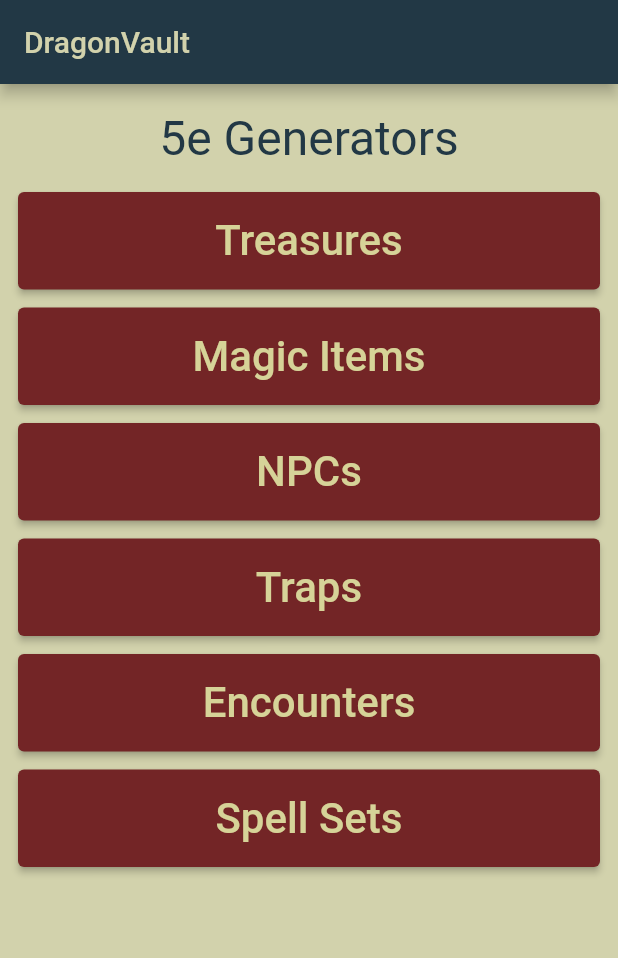
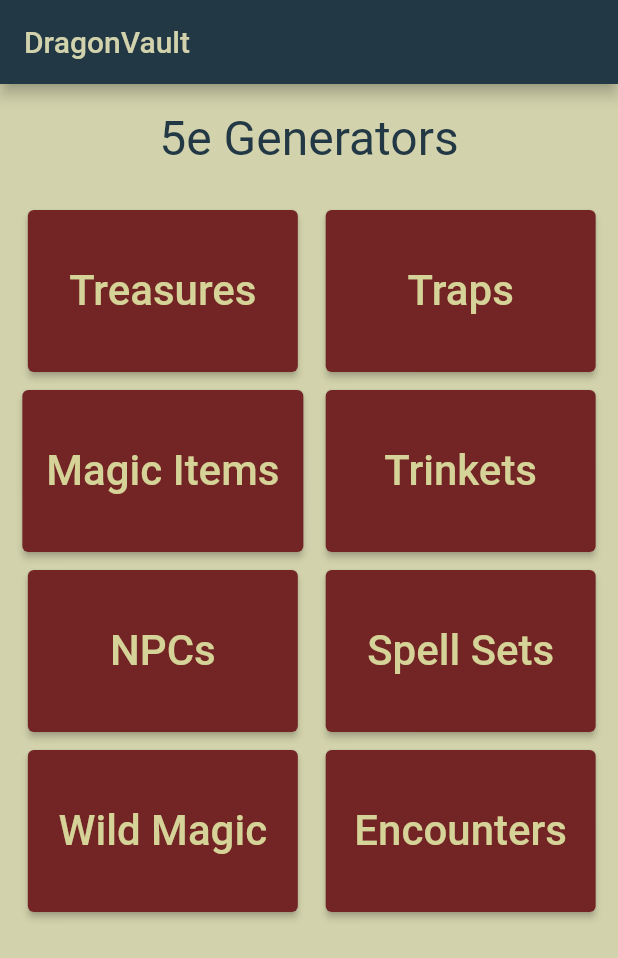
Before and after one commit to villagelder/generator5e, a Flutter app: the screen it shows after launch, after a tap on "Spell Sets", on a phone screen of 412 x 824 dp. Shown: the top 958 px of the screen. Run offline on Flutter 3.47's test engine with Material 2 defaults, Android fonts, the phone set to English and light mode, and no system bars.

Commit message:
finshed first page

```diff
--- a/lib/main.dart
+++ b/lib/main.dart
@@ -15,9 +15,10 @@ void main() {
       ),
       body: Center(
         child: ListView(
-          padding: const EdgeInsets.all(12),
           children: [
-            const SizedBox(
+           const Padding(
+             padding: EdgeInsets.all(12.0),
+             child: SizedBox(
               height: 48,
               child: Center(
                   child: Text(
@@ -28,12 +29,19 @@ void main() {
                     ),
                   )),
           ),
+           ),
+          Row(
+            mainAxisAlignment: MainAxisAlignment.spaceEvenly,
+            children: [
+              Column(
+                children: [
                   Padding(
-              padding: const EdgeInsets.fromLTRB(0.0, 12.0, 0.0, 0.0),
+                    padding: const EdgeInsets.fromLTRB(0, 12.0, 0, 0),
                     child: ElevatedButton(
                       style: ElevatedButton.styleFrom(
                           backgroundColor: const Color.fromRGBO(115, 37, 38, 1.0),
-                    padding: const EdgeInsets.all(16.0)),
+                          minimumSize: Size(180, 108),
+                         ),
                       child: const Text(
                         'Treasures',
                         style: TextStyle(
@@ -43,11 +51,12 @@ void main() {
                     ),
                   ),
                   Padding(
-              padding: const EdgeInsets.fromLTRB(0.0, 12.0, 0.0, 0.0),
+                    padding: const EdgeInsets.fromLTRB(0, 12.0, 0, 0),
                     child: ElevatedButton(
                       style: ElevatedButton.styleFrom(
                           backgroundColor: const Color.fromRGBO(115, 37, 38, 1.0),
-                    padding: const EdgeInsets.all(16.0)),
+                          minimumSize: Size(180, 108),
+                          ),
                       child: const Text(
                         'Magic Items',
                         style: TextStyle(
@@ -57,11 +66,12 @@ void main() {
                     ),
                   ),
                   Padding(
-              padding: const EdgeInsets.fromLTRB(0.0, 12.0, 0.0, 0.0),
+                    padding: const EdgeInsets.fromLTRB(0, 12.0, 0, 0),
                     child: ElevatedButton(
                       style: ElevatedButton.styleFrom(
                           backgroundColor: const Color.fromRGBO(115, 37, 38, 1.0),
-                    padding: const EdgeInsets.all(16.0)),
+                          minimumSize: Size(180, 108),
+                          ),
                       child: const Text(
                         'NPCs',
                         style: TextStyle(
@@ -71,11 +81,31 @@ void main() {
                     ),
                   ),
                   Padding(
-              padding: const EdgeInsets.fromLTRB(0.0, 12.0, 0.0, 0.0),
+                    padding: const EdgeInsets.fromLTRB(0, 12.0, 0, 0),
                     child: ElevatedButton(
                       style: ElevatedButton.styleFrom(
                           backgroundColor: const Color.fromRGBO(115, 37, 38, 1.0),
-                    padding: const EdgeInsets.all(16.0)),
+                          minimumSize: Size(180, 108),
+                          ),
+                      child: const Text(
+                        'Wild Magic',
+                        style: TextStyle(
+                            fontSize: 28, color: Color.fromRGBO(214, 211, 152, 1.0)),
+                      ),
+                      onPressed: () {},
+                    ),
+                  ),
+                ],
+              ),
+              Column(
+                children: [
+                  Padding(
+                    padding: const EdgeInsets.fromLTRB(0, 12.0, 0, 0),
+                    child: ElevatedButton(
+                      style: ElevatedButton.styleFrom(
+                          backgroundColor: const Color.fromRGBO(115, 37, 38, 1.0),
+                          minimumSize: Size(180, 108),
+                         ),
                       child: const Text(
                         'Traps',
                         style: TextStyle(
@@ -85,11 +115,42 @@ void main() {
                     ),
                   ),
                   Padding(
-              padding: const EdgeInsets.fromLTRB(0.0, 12.0, 0.0, 0.0),
+                    padding: const EdgeInsets.fromLTRB(0, 12.0, 0, 0),
                     child: ElevatedButton(
                       style: ElevatedButton.styleFrom(
                           backgroundColor: const Color.fromRGBO(115, 37, 38, 1.0),
-                    padding: const EdgeInsets.all(16.0)),
+                          minimumSize: Size(180, 108),
+                          ),
+                      child: const Text(
+                        'Trinkets',
+                        style: TextStyle(
+                            fontSize: 28, color: Color.fromRGBO(214, 211, 152, 1.0)),
+                      ),
+                      onPressed: () {},
+                    ),
+                  ),
+                  Padding(
+                    padding: const EdgeInsets.fromLTRB(0, 12.0, 0, 0),
+                    child: ElevatedButton(
+                      style: ElevatedButton.styleFrom(
+                          backgroundColor: const Color.fromRGBO(115, 37, 38, 1.0),
+                          minimumSize: Size(180, 108),
+                         ),
+                      child: const Text(
+                        'Spell Sets',
+                        style: TextStyle(
+                            fontSize: 28, color: Color.fromRGBO(214, 211, 152, 1.0)),
+                      ),
+                      onPressed: () {},
+                    ),
+                  ),
+                  Padding(
+                    padding: const EdgeInsets.fromLTRB(0, 12.0, 0, 0),
+                    child: ElevatedButton(
+                      style: ElevatedButton.styleFrom(
+                          backgroundColor: const Color.fromRGBO(115, 37, 38, 1.0),
+                          minimumSize: Size(180, 108),
+                          ),
                       child: const Text(
                         'Encounters',
                         style: TextStyle(
@@ -98,21 +159,11 @@ void main() {
                       onPressed: () {},
                     ),
                   ),
-            Padding(
-              padding: const EdgeInsets.fromLTRB(0.0, 12.0, 0.0, 0.0),
-              child: ElevatedButton(
-                style: ElevatedButton.styleFrom(
-                    backgroundColor: const Color.fromRGBO(115, 37, 38, 1.0),
-                    padding: const EdgeInsets.all(16.0)),
-                child: const Text(
-                  'Spell Sets',
-                  style: TextStyle(
-                      fontSize: 28, color: Color.fromRGBO(214, 211, 152, 1.0)),
+                ],
               ),
-                onPressed: () {},
-              ),
-            ),
+
           ],
+        ),],
       ),
     ),
   ),
--- /dev/null
+++ b/lib/treasures.dart
@@ -0,0 +1,12 @@
+
+import 'package:flutter/cupertino.dart';
+
+class TreasuresPages extends StatelessWidget{
+  @override
+  Widget build(BuildContext context) {
+    // TODO: implement build
+    throw UnimplementedError();
+  }
+
+
+}
```
Lines whose indentation alone changed are shown as unchanged.
